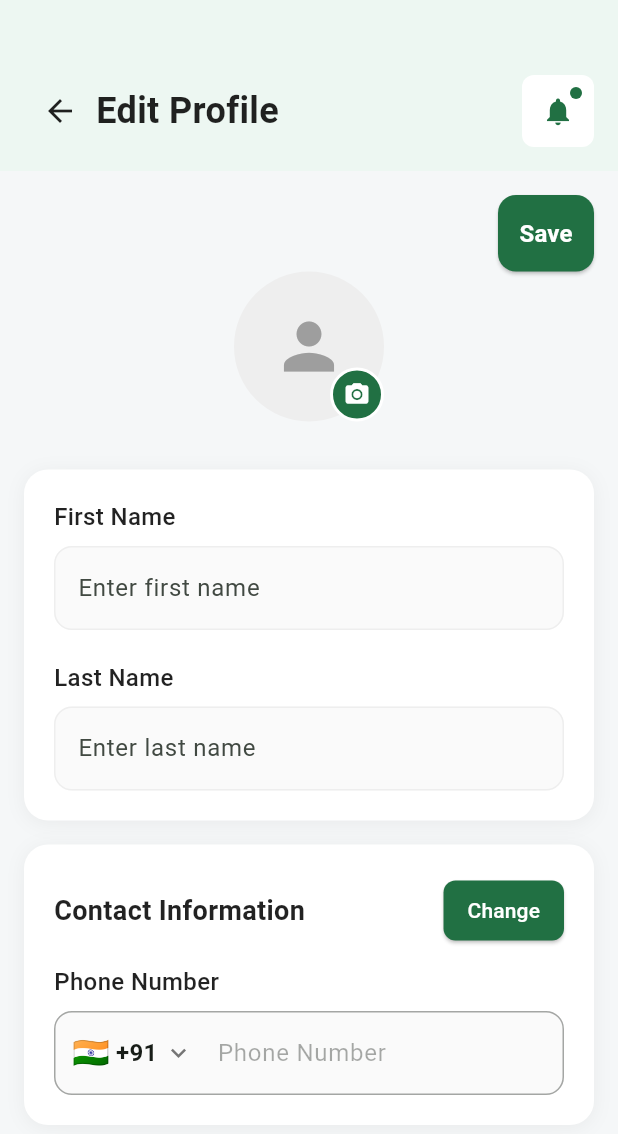
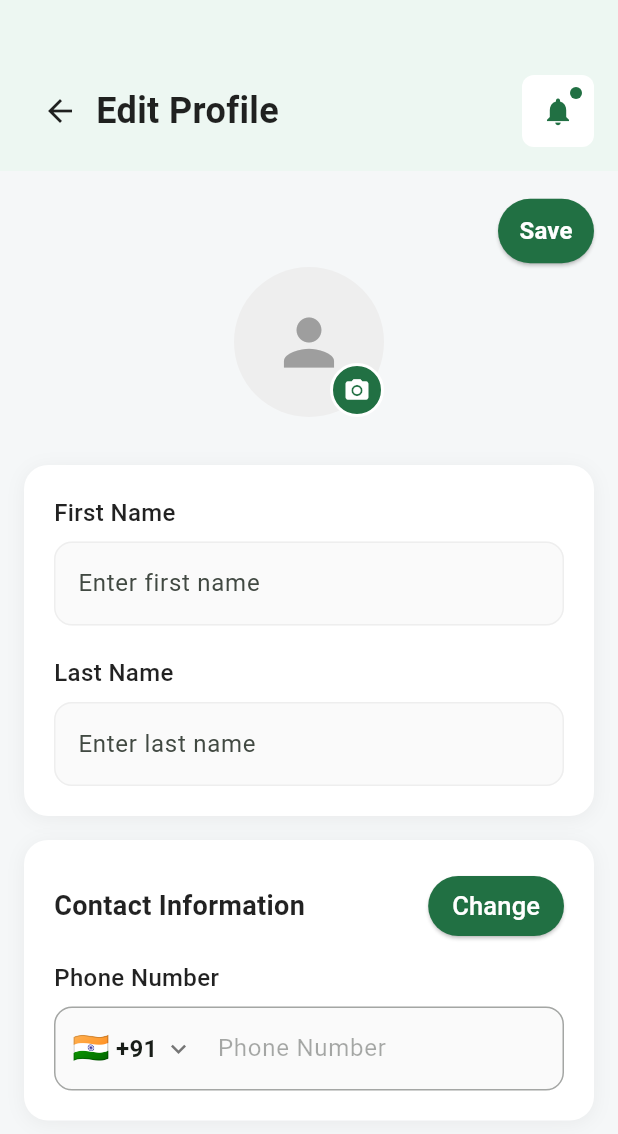
Before and after one commit to KundanRajpurohit/fixify_admin, a Flutter app: the EditProfileScreen screen opened directly, on a phone screen of 412 x 824 dp. Shown: the top 1134 px of the screen. Run offline on Flutter 3.47's test engine with Material 3 defaults, Android fonts, the phone set to English and light mode, and no system bars; our stand-ins replace dio, dropdown_search, file_picker, flutter_animate, flutter_riverpod, flutter_screenutil and 10 more; accounts and stored records are empty.

Commit message:
minor ui changes

```diff
--- a/lib/screens/dashboard/edit_profile_screen.dart
+++ b/lib/screens/dashboard/edit_profile_screen.dart
@@ -42,7 +42,8 @@ class _EditProfileScreenState extends ConsumerState<EditProfileScreen> {
       // Split name into first and last name
       final nameParts = name.split(' ');
       _firstNameController.text = nameParts.isNotEmpty ? nameParts[0] : '';
-      _lastNameController.text = nameParts.length > 1 ? nameParts.sublist(1).join(' ') : '';
+      _lastNameController.text =
+          nameParts.length > 1 ? nameParts.sublist(1).join(' ') : '';
       _phoneNumberController.text = mobile;
     }
   }
@@ -64,9 +65,9 @@ class _EditProfileScreenState extends ConsumerState<EditProfileScreen> {
         });
       }
     } catch (e) {
-      ScaffoldMessenger.of(context).showSnackBar(
-        SnackBar(content: Text('Error picking image: $e')),
-      );
+      ScaffoldMessenger.of(
+        context,
+      ).showSnackBar(SnackBar(content: Text('Error picking image: $e')));
     }
   }
 
@@ -108,8 +109,14 @@ class _EditProfileScreenState extends ConsumerState<EditProfileScreen> {
               ),
               if (_profileImage != null || _imageUrl != null)
                 ListTile(
-                  leading: const Icon(Icons.delete_outline, color: Colors.redAccent),
-                  title: const Text('Remove Photo', style: TextStyle(color: Colors.redAccent)),
+                  leading: const Icon(
+                    Icons.delete_outline,
+                    color: Colors.redAccent,
+                  ),
+                  title: const Text(
+                    'Remove Photo',
+                    style: TextStyle(color: Colors.redAccent),
+                  ),
                   onTap: () {
                     Navigator.pop(ctx);
                     setState(() {
@@ -130,7 +137,8 @@ class _EditProfileScreenState extends ConsumerState<EditProfileScreen> {
     showDialog(
       context: context,
       barrierDismissible: false,
-      builder: (context) => AlertDialog(
+      builder:
+          (context) => AlertDialog(
             content: Column(
               mainAxisSize: MainAxisSize.min,
               children: [
@@ -160,10 +168,7 @@ class _EditProfileScreenState extends ConsumerState<EditProfileScreen> {
                 const Text(
                   'Your profile information has been updated successfully.',
                   textAlign: TextAlign.center,
-              style: TextStyle(
-                fontSize: 14,
-                color: Colors.black54,
-              ),
+                  style: TextStyle(fontSize: 14, color: Colors.black54),
                 ),
                 const SizedBox(height: 24),
                 SizedBox(
@@ -181,7 +186,10 @@ class _EditProfileScreenState extends ConsumerState<EditProfileScreen> {
                         borderRadius: BorderRadius.circular(12),
                       ),
                     ),
-                child: const Text('View Profile', style: TextStyle(fontSize: 16)),
+                    child: const Text(
+                      'View Profile',
+                      style: TextStyle(fontSize: 16),
+                    ),
                   ),
                 ),
               ],
@@ -194,7 +202,8 @@ class _EditProfileScreenState extends ConsumerState<EditProfileScreen> {
     showDialog(
       context: context,
       barrierDismissible: false,
-      builder: (context) => AlertDialog(
+      builder:
+          (context) => AlertDialog(
             content: Column(
               mainAxisSize: MainAxisSize.min,
               children: [
@@ -224,10 +233,7 @@ class _EditProfileScreenState extends ConsumerState<EditProfileScreen> {
                 const Text(
                   'Something went wrong while updating your profile.',
                   textAlign: TextAlign.center,
-              style: TextStyle(
-                fontSize: 14,
-                color: Colors.black54,
-              ),
+                  style: TextStyle(fontSize: 14, color: Colors.black54),
                 ),
                 const SizedBox(height: 24),
                 SizedBox(
@@ -244,7 +250,10 @@ class _EditProfileScreenState extends ConsumerState<EditProfileScreen> {
                         borderRadius: BorderRadius.circular(12),
                       ),
                     ),
-                child: const Text('Try again', style: TextStyle(fontSize: 16)),
+                    child: const Text(
+                      'Try again',
+                      style: TextStyle(fontSize: 16),
+                    ),
                   ),
                 ),
               ],
@@ -266,7 +275,9 @@ class _EditProfileScreenState extends ConsumerState<EditProfileScreen> {
       final userService = ref.read(userServiceProvider);
 
       // Update profile with image, name, and mobile
-      final fullName = '${_firstNameController.text.trim()} ${_lastNameController.text.trim()}'.trim();
+      final fullName =
+          '${_firstNameController.text.trim()} ${_lastNameController.text.trim()}'
+              .trim();
       final result = await userService.updatePartnerProfile(
         name: fullName,
         mobile: _phoneNumberController.text.trim(),
@@ -380,21 +391,33 @@ class _EditProfileScreenState extends ConsumerState<EditProfileScreen> {
                         style: ElevatedButton.styleFrom(
                           backgroundColor: AppColors.primary,
                           foregroundColor: Colors.white,
-                          padding: const EdgeInsets.symmetric(vertical: 14),
+                          padding: const EdgeInsets.symmetric(
+                            vertical: 10,
+                            horizontal: 10,
+                          ),
                           shape: RoundedRectangleBorder(
-                            borderRadius: BorderRadius.circular(12),
+                            borderRadius: BorderRadius.circular(30),
                           ),
                         ),
-                        child: _isLoading
+                        child:
+                            _isLoading
                                 ? const SizedBox(
                                   width: 20,
                                   height: 20,
                                   child: CircularProgressIndicator(
                                     strokeWidth: 2,
-                                  valueColor: AlwaysStoppedAnimation<Color>(Colors.white),
+                                    valueColor: AlwaysStoppedAnimation<Color>(
+                                      Colors.white,
+                                    ),
                                   ),
                                 )
-                            : const Text('Save', style: TextStyle(fontSize: 16, fontWeight: FontWeight.w600)),
+                                : const Text(
+                                  'Save',
+                                  style: TextStyle(
+                                    fontSize: 16,
+                                    fontWeight: FontWeight.w600,
+                                  ),
+                                ),
                       ),
                     ),
 
@@ -403,18 +426,26 @@ class _EditProfileScreenState extends ConsumerState<EditProfileScreen> {
                         CircleAvatar(
                           radius: 50,
                           backgroundColor: Colors.grey.shade200,
-                              backgroundImage: _profileImage != null
+                          backgroundImage:
+                              _profileImage != null
                                   ? FileImage(_profileImage!)
-                                  : (_imageUrl != null ? NetworkImage(_imageUrl!) : null) as ImageProvider?,
-                              child: _profileImage == null && _imageUrl == null
-                                  ? const Icon(Icons.person, size: 50, color: Colors.grey)
+                                  : (_imageUrl != null
+                                          ? NetworkImage(_imageUrl!)
+                                          : null)
+                                      as ImageProvider?,
+                          child:
+                              _profileImage == null && _imageUrl == null
+                                  ? const Icon(
+                                    Icons.person,
+                                    size: 50,
+                                    color: Colors.grey,
+                                  )
                                   : null,
                         ),
                         Positioned(
                           bottom: 0,
                           right: 0,
-                              child:
-                              GestureDetector(
+                          child: GestureDetector(
                             onTap: _showImageOptions,
                             child: Container(
                               width: 36,
@@ -422,9 +453,16 @@ class _EditProfileScreenState extends ConsumerState<EditProfileScreen> {
                               decoration: BoxDecoration(
                                 color: AppColors.primary,
                                 shape: BoxShape.circle,
-                                    border: Border.all(color: Colors.white, width: 2),
+                                border: Border.all(
+                                  color: Colors.white,
+                                  width: 2,
                                 ),
-                                  child: const Icon(Icons.camera_alt, color: Colors.white, size: 18),
+                              ),
+                              child: const Icon(
+                                Icons.camera_alt,
+                                color: Colors.white,
+                                size: 18,
+                              ),
                             ),
                           ),
                         ),
@@ -468,11 +506,15 @@ class _EditProfileScreenState extends ConsumerState<EditProfileScreen> {
                               fillColor: Colors.grey.shade50,
                               enabledBorder: OutlineInputBorder(
                                 borderRadius: BorderRadius.circular(12),
-                                borderSide: BorderSide(color: Colors.grey.shade200),
+                                borderSide: BorderSide(
+                                  color: Colors.grey.shade200,
+                                ),
                               ),
                               border: OutlineInputBorder(
                                 borderRadius: BorderRadius.circular(12),
-                                borderSide: BorderSide(color: Colors.grey.shade200),
+                                borderSide: BorderSide(
+                                  color: Colors.grey.shade200,
+                                ),
                               ),
                             ),
                             validator: (value) {
@@ -502,11 +544,15 @@ class _EditProfileScreenState extends ConsumerState<EditProfileScreen> {
                               fillColor: Colors.grey.shade50,
                               enabledBorder: OutlineInputBorder(
                                 borderRadius: BorderRadius.circular(12),
-                                borderSide: BorderSide(color: Colors.grey.shade200),
+                                borderSide: BorderSide(
+                                  color: Colors.grey.shade200,
+                                ),
                               ),
                               border: OutlineInputBorder(
                                 borderRadius: BorderRadius.circular(12),
-                                borderSide: BorderSide(color: Colors.grey.shade200),
+                                borderSide: BorderSide(
+                                  color: Colors.grey.shade200,
+                                ),
                               ),
                             ),
                             validator: (value) {
@@ -556,12 +602,18 @@ class _EditProfileScreenState extends ConsumerState<EditProfileScreen> {
                                 style: ElevatedButton.styleFrom(
                                   backgroundColor: AppColors.primary,
                                   foregroundColor: Colors.white,
-                                  padding: const EdgeInsets.symmetric(horizontal: 16, vertical: 8),
+                                  padding: const EdgeInsets.symmetric(
+                                    horizontal: 16,
+                                    vertical: 8,
+                                  ),
                                   shape: RoundedRectangleBorder(
-                                    borderRadius: BorderRadius.circular(8),
+                                    borderRadius: BorderRadius.circular(30),
                                   ),
                                 ),
-                                child: const Text('Change', style: TextStyle(fontSize: 14)),
+                                child: const Text(
+                                  'Change',
+                                  style: TextStyle(fontSize: 17),
+                                ),
                               ),
                             ],
                           ),
@@ -584,15 +636,29 @@ class _EditProfileScreenState extends ConsumerState<EditProfileScreen> {
                                 child: Row(
                                   mainAxisSize: MainAxisSize.min,
                                   children: [
-                                    const Text('🇮🇳', style: TextStyle(fontSize: 20)),
+                                    const Text(
+                                      '🇮🇳',
+                                      style: TextStyle(fontSize: 20),
+                                    ),
                                     const SizedBox(width: 4),
-                                    const Text('+91', style: TextStyle(fontSize: 16, fontWeight: FontWeight.w600)),
+                                    const Text(
+                                      '+91',
+                                      style: TextStyle(
+                                        fontSize: 16,
+                                        fontWeight: FontWeight.w600,
+                                      ),
+                                    ),
                                     const SizedBox(width: 4),
-                                    Icon(Icons.keyboard_arrow_down, color: Colors.grey.shade600, size: 20),
+                                    Icon(
+                                      Icons.keyboard_arrow_down,
+                                      color: Colors.grey.shade600,
+                                      size: 20,
+                                    ),
                                   ],
                                 ),
                               ),
-                              suffixIcon: _phoneNumberController.text.isNotEmpty
+                              suffixIcon:
+                                  _phoneNumberController.text.isNotEmpty
                                       ? IconButton(
                                         icon: const Icon(Icons.close, size: 20),
                                         onPressed: () {
@@ -606,11 +672,15 @@ class _EditProfileScreenState extends ConsumerState<EditProfileScreen> {
                               fillColor: Colors.grey.shade50,
                               enabledBorder: OutlineInputBorder(
                                 borderRadius: BorderRadius.circular(12),
-                                borderSide: BorderSide(color: Colors.grey.shade200),
+                                borderSide: BorderSide(
+                                  color: Colors.grey.shade200,
+                                ),
                               ),
                               border: OutlineInputBorder(
                                 borderRadius: BorderRadius.circular(12),
-                                borderSide: BorderSide(color: Colors.grey.shade200),
+                                borderSide: BorderSide(
+                                  color: Colors.grey.shade200,
+                                ),
                               ),
                             ),
                             keyboardType: TextInputType.phone,
--- a/lib/screens/onboarding/get_started_screen.dart
+++ b/lib/screens/onboarding/get_started_screen.dart
@@ -130,7 +130,7 @@ class _GetStartedScreenState extends State<GetStartedScreen>
 
               // 🔹 Bottom Row (moves right to left)
               SizedBox(
-                height: 150.h, // Fixed height to prevent cutting
+                height: 135.h, // Fixed height to prevent cutting
                 child: OverflowBox(
                   maxWidth: double.infinity,
                   child: AnimatedBuilder(
```
Also changed, not shown: lib/screens/dashboard/privacy_policy_screen.dart (+16 -32 lines), lib/screens/dashboard/profile_screen.dart (+72 -52 lines), lib/screens/dashboard/terms_of_service_screen.dart (+16 -32 lines), pubspec.lock. Lines whose indentation alone changed are shown as unchanged.
